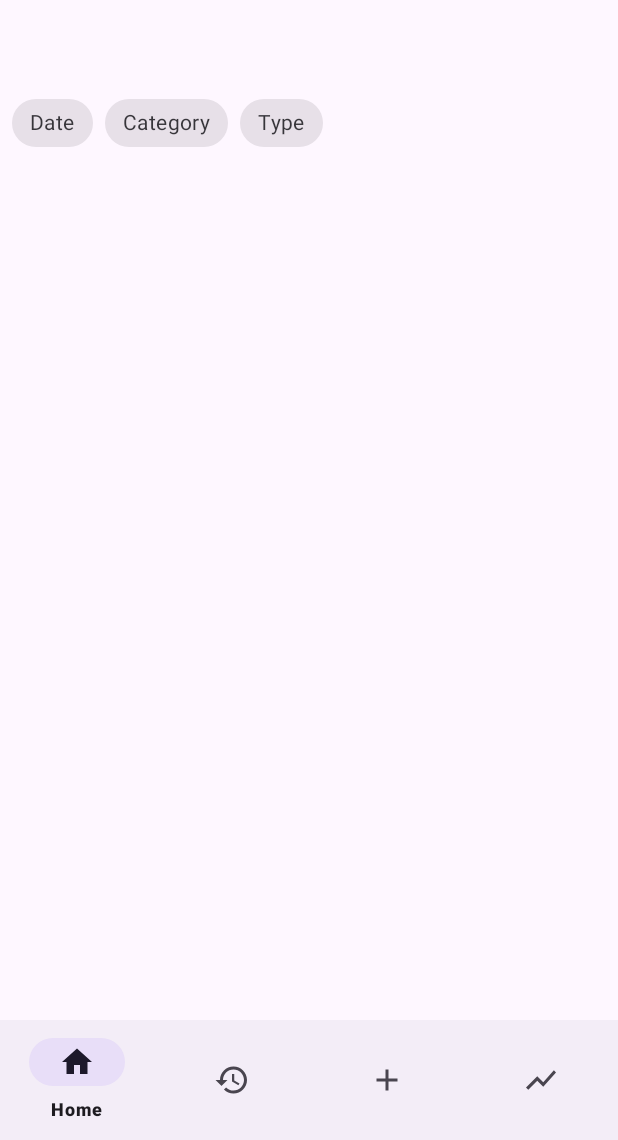
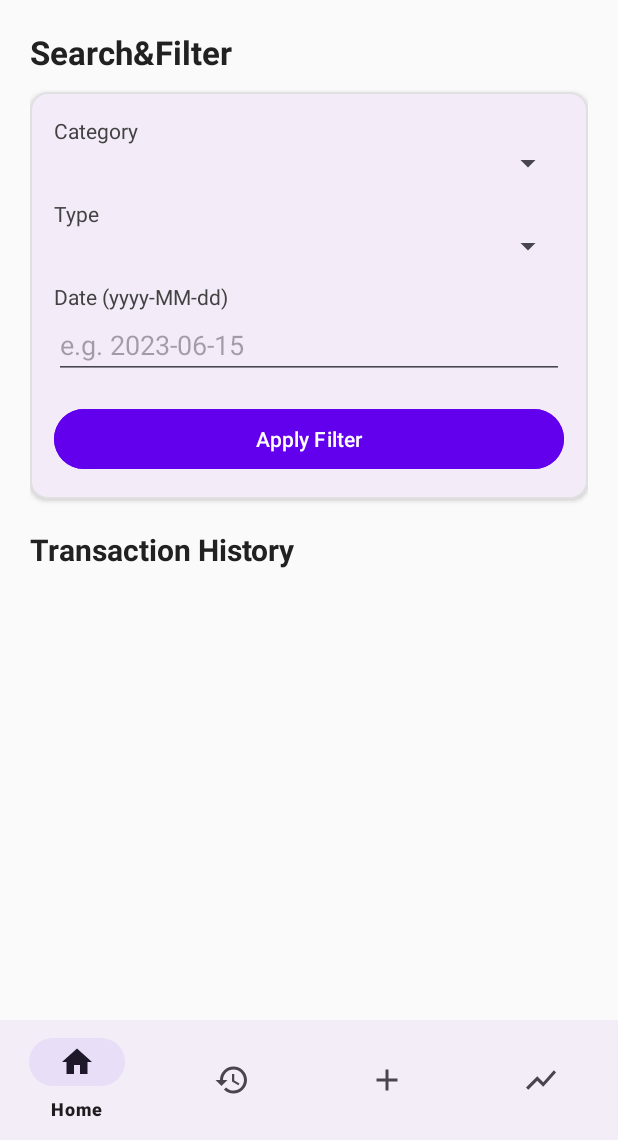
Before and after one commit to Cebomsweli/Espence-Tracker-App, an Android app: the fragment HistoryFragment placed in its activity, on a phone screen of 412 x 824 dp, the part 96-1236 px from its top. Run offline under Robolectric (Android 15) with nearby library versions, the phone set to English and light mode, and no system bars; our stand-ins replace Firebase (no records; nobody signed in at launch, a user with empty details on screens opened directly).

Commit message:
Code cleaning

```diff
--- a/app/src/main/AndroidManifest.xml
+++ b/app/src/main/AndroidManifest.xml
@@ -7,7 +7,7 @@
         android:allowBackup="true"
         android:dataExtractionRules="@xml/data_extraction_rules"
         android:fullBackupContent="@xml/backup_rules"
-        android:icon="@mipmap/ic_launcher"
+        android:icon="@mipmap/expense_tracker"
         android:label="@string/app_name"
         android:roundIcon="@mipmap/ic_launcher_round"
         android:supportsRtl="true"
--- a/app/src/main/java/com/example/espensetrackerapp/AddTransactionActivity.java
+++ b/app/src/main/java/com/example/espensetrackerapp/AddTransactionActivity.java
@@ -32,7 +32,7 @@ public class AddTransactionActivity extends AppCompatActivity {
     private FirebaseFirestore db;
     private String selectedType = "Income";
 
-    private final String[] categories = {"Food", "Transport", "Bills", "Entertainment", "Salary", "Other"};
+    private final String[] categories = { "Gifts", "Pets", "Home Maintenance"};
 
     @Override
     protected void onCreate(Bundle savedInstanceState) {
@@ -59,6 +59,7 @@ public class AddTransactionActivity extends AppCompatActivity {
                 selectedType = (checkedId == R.id.radio_income) ? "Income" : "Expense";
             }
         });
+        // Load Categories from strings.xml
 
         // Setup Category Dropdown
         ArrayAdapter<String> adapter = new ArrayAdapter<>(this, android.R.layout.simple_dropdown_item_1line, categories);
--- a/app/src/main/java/com/example/espensetrackerapp/HistoryFragment.java
+++ b/app/src/main/java/com/example/espensetrackerapp/HistoryFragment.java
@@ -1,19 +1,72 @@
 package com.example.espensetrackerapp;
-
 import android.os.Bundle;
+import android.util.Log;
 import android.view.LayoutInflater;
 import android.view.View;
 import android.view.ViewGroup;
+import android.widget.ArrayAdapter;
+import android.widget.Button;
+import android.widget.EditText;
+import android.widget.ProgressBar;
+import android.widget.Spinner;
+import android.widget.TextView;
+import android.widget.Toast;
 
+import androidx.annotation.NonNull;
+import androidx.core.content.ContextCompat;
 import androidx.fragment.app.Fragment;
+import androidx.recyclerview.widget.DividerItemDecoration;
+import androidx.recyclerview.widget.LinearLayoutManager;
+import androidx.recyclerview.widget.RecyclerView;
+
+import com.google.firebase.auth.FirebaseAuth;
+import com.google.firebase.firestore.FirebaseFirestore;
+import com.google.firebase.firestore.Query;
+import com.google.firebase.firestore.QueryDocumentSnapshot;
+
+import java.util.ArrayList;
+import java.util.List;
 
 public class HistoryFragment extends Fragment {
+
+    // UI Components
+    private RecyclerView recyclerView;
+    private ProgressBar loadingProgress;
+    private TextView emptyStateText;
+    private Spinner filterCategorySpinner, filterTypeSpinner;
+    private EditText filterDateEditText;
+    private Button applyFilterButton;
+
+    // Data
+    private TransactionAdapter adapter;
+    private List<Transaction> allTransactions = new ArrayList<>();
+
+    // Firebase
+    private FirebaseFirestore db;
+    private FirebaseAuth auth;
+
     @Override
-    public View onCreateView(LayoutInflater inflater, ViewGroup container,
+    public View onCreateView(@NonNull LayoutInflater inflater, ViewGroup container,
                              Bundle savedInstanceState) {
         View view = inflater.inflate(R.layout.transaction_history_fragment, container, false);
+
+        // Initialize Firebase
+        db = FirebaseFirestore.getInstance();
+        auth = FirebaseAuth.getInstance();
+
+        // Initialize Views
+        recyclerView = view.findViewById(R.id.recyclerView);
+        loadingProgress = view.findViewById(R.id.loading_progress);
+        emptyStateText = view.findViewById(R.id.empty_view);
+        filterCategorySpinner = view.findViewById(R.id.filterCategorySpinner);
+        filterTypeSpinner = view.findViewById(R.id.filterTypeSpinner);
+        filterDateEditText = view.findViewById(R.id.filterDateEditText);
+        applyFilterButton = view.findViewById(R.id.applyFilterButton);
+
+
 
 
         return view;
     }
+
 }
--- a/app/src/main/java/com/example/espensetrackerapp/Transaction.java
+++ b/app/src/main/java/com/example/espensetrackerapp/Transaction.java
@@ -46,4 +46,6 @@ public class Transaction {
     public void setDate(String date) {
         this.date = date;
     }
+
+
 }
--- a/app/src/main/java/com/example/espensetrackerapp/TransactionAdapter.java
+++ b/app/src/main/java/com/example/espensetrackerapp/TransactionAdapter.java
@@ -1,4 +1,5 @@
 package com.example.espensetrackerapp;
 
 public class TransactionAdapter {
+
 }
--- /dev/null
+++ b/app/src/main/res/drawable/edit_text_bg.xml
@@ -0,0 +1,5 @@
+<shape xmlns:android="http://schemas.android.com/apk/res/android">
+    <solid android:color="#FFFFFF"/>
+    <corners android:radius="12dp"/>
+    <stroke android:width="1dp" android:color="#CCCCCC"/>
+</shape>
--- a/app/src/main/res/layout/transaction_history_fragment.xml
+++ b/app/src/main/res/layout/transaction_history_fragment.xml
@@ -1,188 +1,132 @@
 <?xml version="1.0" encoding="utf-8"?>
-<LinearLayout xmlns:android="http://schemas.android.com/apk/res/android"
-    android:layout_marginTop="50dp"
+<ScrollView xmlns:android="http://schemas.android.com/apk/res/android"
     xmlns:app="http://schemas.android.com/apk/res-auto"
     android:layout_width="match_parent"
     android:layout_height="match_parent"
-    android:orientation="vertical">
+    android:background="#FAFAFA"
+    android:fillViewport="true">
 
-    <!-- Filter Chip Group -->
-    <com.google.android.material.chip.ChipGroup
-        android:id="@+id/filter_chip_group"
-        android:layout_width="match_parent"
-        android:layout_height="wrap_content"
-        android:layout_margin="8dp"
-        app:singleSelection="false">
-
-        <com.google.android.material.chip.Chip
-            android:id="@+id/filter_date"
-            style="@style/Widget.MaterialComponents.Chip.Filter"
-            android:layout_width="wrap_content"
-            android:layout_height="wrap_content"
-            android:text="Date"
-            app:chipIcon="@drawable/ic_date_range" />
-
-        <com.google.android.material.chip.Chip
-            android:id="@+id/filter_category"
-            style="@style/Widget.MaterialComponents.Chip.Filter"
-            android:layout_width="wrap_content"
-            android:layout_height="wrap_content"
-            android:text="Category"
-            app:chipIcon="@drawable/ic_category" />
-
-        <com.google.android.material.chip.Chip
-            android:id="@+id/filter_type"
-            style="@style/Widget.MaterialComponents.Chip.Filter"
-            android:layout_width="wrap_content"
-            android:layout_height="wrap_content"
-            android:text="Type"
-            app:chipIcon="@drawable/ic_type" />
-    </com.google.android.material.chip.ChipGroup>
-
-    <!-- Filter Controls Container (Initially Hidden) -->
     <LinearLayout
-        android:id="@+id/filter_controls_container"
         android:layout_width="match_parent"
         android:layout_height="wrap_content"
         android:orientation="vertical"
-        android:padding="8dp"
-        android:visibility="gone">
+        android:padding="20dp">
 
-        <!-- Date Range Picker -->
-        <LinearLayout
-            android:id="@+id/date_filter_container"
+        <!-- Section Header -->
+        <TextView
             android:layout_width="match_parent"
             android:layout_height="wrap_content"
-            android:orientation="horizontal"
-            android:visibility="gone">
+            android:text="Search&amp;Filter"
+            android:textSize="22sp"
+            android:textStyle="bold"
+            android:textColor="#212121"
+            android:layout_marginBottom="12dp" />
 
-            <com.google.android.material.textfield.TextInputLayout
-                android:layout_width="0dp"
+        <!-- Filter Card -->
+        <com.google.android.material.card.MaterialCardView
+            android:layout_width="match_parent"
+            android:layout_height="wrap_content"
+            app:cardElevation="2dp"
+            app:cardCornerRadius="12dp"
+            android:layout_marginBottom="20dp"
+            app:strokeColor="#E0E0E0"
+            app:strokeWidth="1dp">
+
+            <LinearLayout
+                android:layout_width="match_parent"
                 android:layout_height="wrap_content"
-                android:layout_weight="1"
-                android:layout_marginEnd="4dp"
-                app:startIconDrawable="@drawable/ic_calendar_start"
-                style="@style/Widget.MaterialComponents.TextInputLayout.OutlinedBox">
+                android:orientation="vertical"
+                android:padding="16dp">
 
-                <com.google.android.material.textfield.TextInputEditText
-                    android:id="@+id/start_date"
+                <TextView
+                    android:layout_width="wrap_content"
+                    android:layout_height="wrap_content"
+                    android:text="Category"
+                    android:textStyle="normal"
+                    android:textColor="#424242" />
+
+                <Spinner
+                    android:id="@+id/filterCategorySpinner"
                     android:layout_width="match_parent"
                     android:layout_height="wrap_content"
-                    android:hint="Start Date"
-                    android:inputType="none" />
-            </com.google.android.material.textfield.TextInputLayout>
+                    android:layout_marginBottom="12dp" />
 
-            <com.google.android.material.textfield.TextInputLayout
-                android:layout_width="0dp"
-                android:layout_height="wrap_content"
-                android:layout_weight="1"
-                android:layout_marginStart="4dp"
-                app:startIconDrawable="@drawable/ic_calendar_end"
-                style="@style/Widget.MaterialComponents.TextInputLayout.OutlinedBox">
+                <TextView
+                    android:layout_width="wrap_content"
+                    android:layout_height="wrap_content"
+                    android:text="Type"
+                    android:textStyle="normal"
+                    android:textColor="#424242" />
 
-                <com.google.android.material.textfield.TextInputEditText
-                    android:id="@+id/end_date"
+                <Spinner
+                    android:id="@+id/filterTypeSpinner"
                     android:layout_width="match_parent"
                     android:layout_height="wrap_content"
-                    android:hint="End Date"
-                    android:inputType="none" />
-            </com.google.android.material.textfield.TextInputLayout>
-        </LinearLayout>
+                    android:layout_marginBottom="12dp" />
 
-        <!-- Category Filter -->
-        <com.google.android.material.textfield.TextInputLayout
-            android:id="@+id/category_filter_container"
+                <TextView
+                    android:layout_width="wrap_content"
+                    android:layout_height="wrap_content"
+                    android:text="Date (yyyy-MM-dd)"
+                    android:textStyle="normal"
+                    android:textColor="#424242" />
+
+                <EditText
+                    android:id="@+id/filterDateEditText"
+                    android:layout_width="match_parent"
+                    android:layout_height="wrap_content"
+                    android:hint="e.g. 2023-06-15"
+                    android:inputType="date"
+                    android:layout_marginBottom="16dp" />
+
+                <Button
+                    android:id="@+id/applyFilterButton"
+                    android:layout_width="match_parent"
+                    android:layout_height="wrap_content"
+                    android:text="Apply Filter"
+                    android:backgroundTint="#6200EE"
+                    android:textColor="#FFFFFF" />
+            </LinearLayout>
+        </com.google.android.material.card.MaterialCardView>
+
+        <!-- Progress Bar -->
+        <ProgressBar
+            android:id="@+id/loading_progress"
+            style="?android:attr/progressBarStyleLarge"
+            android:layout_width="wrap_content"
+            android:layout_height="wrap_content"
+            android:layout_gravity="center"
+            android:visibility="gone"
+            android:layout_marginBottom="20dp" />
+
+        <!-- Empty View -->
+        <TextView
+            android:id="@+id/empty_view"
             android:layout_width="match_parent"
             android:layout_height="wrap_content"
-            android:layout_marginTop="8dp"
+            android:text="No transactions found"
+            android:gravity="center"
+            android:textSize="18sp"
+            android:textColor="#757575"
             android:visibility="gone"
-            app:startIconDrawable="@drawable/ic_filter_list"
-            style="@style/Widget.MaterialComponents.TextInputLayout.OutlinedBox.ExposedDropdownMenu">
+            android:layout_marginBottom="16dp" />
 
-            <AutoCompleteTextView
-                android:id="@+id/category_filter"
-                android:layout_width="match_parent"
-                android:layout_height="wrap_content"
-                android:hint="Select Category"
-                android:inputType="none" />
-        </com.google.android.material.textfield.TextInputLayout>
-
-        <!-- Type Filter -->
-        <com.google.android.material.button.MaterialButtonToggleGroup
-            android:id="@+id/type_filter_container"
+        <!-- Transaction Header -->
+        <TextView
             android:layout_width="match_parent"
             android:layout_height="wrap_content"
-            android:layout_marginTop="8dp"
-            android:visibility="gone"
-            app:singleSelection="true">
+            android:text="Transaction History"
+            android:textSize="20sp"
+            android:textStyle="bold"
+            android:textColor="#212121"
+            android:layout_marginBottom="8dp" />
 
-            <com.google.android.material.button.MaterialButton
-                android:id="@+id/filter_all"
-                style="?attr/materialButtonOutlinedStyle"
-                android:layout_width="0dp"
-                android:layout_height="wrap_content"
-                android:layout_weight="1"
-                android:text="All" />
-
-            <com.google.android.material.button.MaterialButton
-                android:id="@+id/filter_income"
-                style="?attr/materialButtonOutlinedStyle"
-                android:layout_width="0dp"
-                android:layout_height="wrap_content"
-                android:layout_weight="1"
-                android:text="Income" />
-
-            <com.google.android.material.button.MaterialButton
-                android:id="@+id/filter_expense"
-                style="?attr/materialButtonOutlinedStyle"
-                android:layout_width="0dp"
-                android:layout_height="wrap_content"
-                android:layout_weight="1"
-                android:text="Expense" />
-        </com.google.android.material.button.MaterialButtonToggleGroup>
-
-        <!-- Apply Filter Button -->
-        <com.google.android.material.button.MaterialButton
-            android:id="@+id/apply_filter"
+        <!-- Recycler View -->
+        <androidx.recyclerview.widget.RecyclerView
+            android:id="@+id/recyclerView"
             android:layout_width="match_parent"
             android:layout_height="wrap_content"
-            android:layout_marginTop="8dp"
-            android:text="Apply Filters"
-            style="@style/Widget.MaterialComponents.Button"
-            app:icon="@drawable/ic_filter_apply" />
+            android:scrollbars="vertical"
+            android:layout_marginBottom="24dp" />
     </LinearLayout>
-
-    <!-- Transactions List -->
-    <androidx.recyclerview.widget.RecyclerView
-        android:id="@+id/transactions_recycler"
-        android:layout_width="match_parent"
-        android:layout_height="match_parent"
-        android:clipToPadding="false"
-        android:paddingTop="8dp"
-        android:paddingBottom="8dp" />
-
-    <!-- Empty State -->
-    <LinearLayout
-        android:id="@+id/empty_state"
-        android:layout_width="match_parent"
-        android:layout_height="match_parent"
-        android:gravity="center"
-        android:orientation="vertical"
-        android:visibility="gone">
-
-        <ImageView
-            android:layout_width="wrap_content"
-            android:layout_height="wrap_content"
-            android:src="@drawable/ic_empty_transactions"
-            android:layout_marginBottom="16dp"
-            android:contentDescription="@string/no_transactions"/>
-
-        <TextView
-            android:layout_width="wrap_content"
-            android:layout_height="wrap_content"
-            android:text="@string/no_transactions_found"
-            android:textSize="18sp"
-            android:textColor="?android:attr/textColorSecondary"/>
-    </LinearLayout>
-
-</LinearLayout>
+</ScrollView>
```
Also changed, not shown: app/src/main/res/drawable/border_bottom.xml (added, +13 -0 lines), app/src/main/res/layout/activity_login.xml (+51 -35 lines), app/src/main/res/layout/dropdown_menu_item.xml (+5 -5 lines), app/src/main/res/values/strings.xml (+1 -7 lines), app/src/main/res/drawable/expense_tracker.png (added), app/src/main/res/mipmap-hdpi/expense_tracker.png (added).
